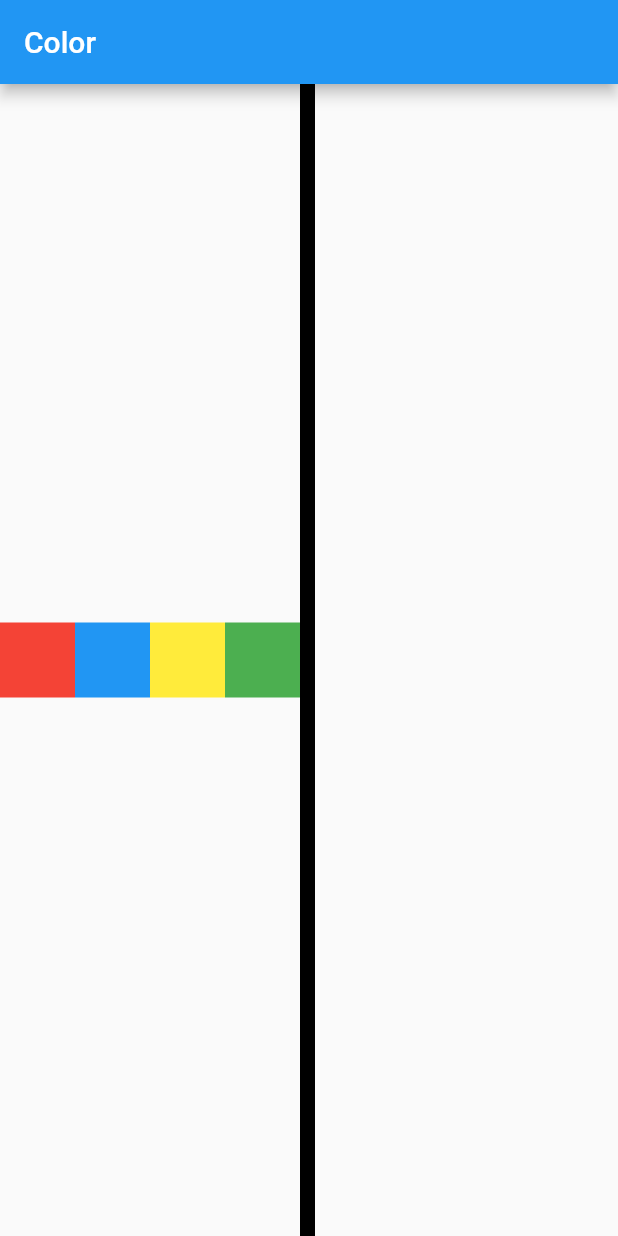
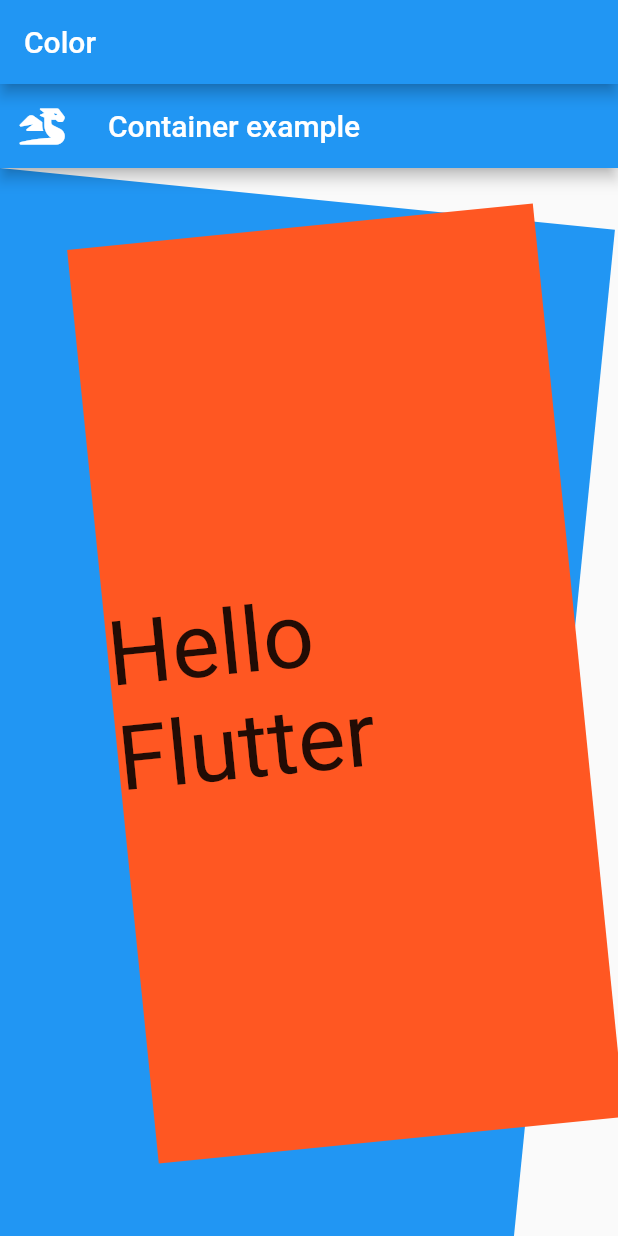
Before and after one commit to SCYPito/fluttertest0504, a Flutter app: the screen it shows after launch, on a phone screen of 412 x 824 dp. Run offline on Flutter 3.47's test engine with Material 2 defaults, Android fonts, the phone set to English and light mode, and no system bars; our stand-ins replace font_awesome_flutter.

Commit message:
把Container想程式一個方框，你可以設定它的長寬、顏色等等，甚至還可以讓它變型 ※transform:Matrix4.rotationZ(0.1)，就是向Z軸偏移0.1的意思 Flutter 套件Pug get

```diff
--- a/lib/main.dart
+++ b/lib/main.dart
@@ -1,4 +1,5 @@
 import 'package:flutter/material.dart';
+import 'package:font_awesome_flutter/font_awesome_flutter.dart';
 
 void main() {
   runApp(const MyApp());
@@ -25,37 +26,34 @@ class MyApp extends StatelessWidget {
 class _MyApp extends StatelessWidget{
   @override
   Widget build(BuildContext context) {
-    return Row(
-      children: <Widget>[
-        Container(
-          width: 50,
-          height: 50,
-          color: Colors.red,
+    return Scaffold(
+        appBar: AppBar(
+          title: Text("Container example"),
+          leading: Icon(FontAwesomeIcons.dragon),
         ),
-        Container(
-          width: 50,
-          height: 50,
+        body: Container(
+          transform: Matrix4.rotationZ(0.1),
           color: Colors.blue,
-        ),
-        Container(
-          width: 50,
-          height: 50,
-          color: Colors.yellow,
-        ),
-        Container(
-          width: 50,
-          height: 50,
-          color: Colors.green,
-        ),
-        Container(
-          width: 10,
-          height: 10000,
-          color: Colors.black,
+          padding: EdgeInsets.all(50.0),
+          child: Container(
+            transform: Matrix4.rotationZ(-0.2),
+            constraints: BoxConstraints.expand(),
+            color: Colors.deepOrange,
+            child: Center(child: Text('Hello Flutter', style: TextStyle(fontSize: 60.0),)),
+          ),
         )
-      ],
     );
   }
 }
+
+/*
+添加Package到Flutter專案中
+雖然開頭說要詳細說明，不過安裝使用Package的步驟實在太簡單了，只要三個步驟。
+
+開啟pubspec.yaml檔案，在dependencies處添加你所需的Package。
+使用Terminal執行flutter pub get，或是點選工具列會顯示的「Packages get」按鈕來安裝Package。
+在Dart Code裡面使用import 'package:....'來進行引用後就可以使用囉。
+*/
 
 /*
 lib：平常撰寫的dart語言程式碼都會放在這裡，這個資料夾也可以說是Flutter “核心工作資料夾”
--- a/pubspec.yaml
+++ b/pubspec.yaml
@@ -38,6 +38,11 @@ dependencies:
 dev_dependencies:
   flutter_test:
     sdk: flutter
+   # The following adds the Cupertino Icons font to your application.
+   # Use with the CupertinoIcons class for iOS style icons.
+
+   #font awesome icon 這行是新加的
+  font_awesome_flutter: 8.2.0
 
   # The "flutter_lints" package below contains a set of recommended lints to
   # encourage good coding practices. The lint set provided by the package is
```
Also changed, not shown: pubspec.lock.
